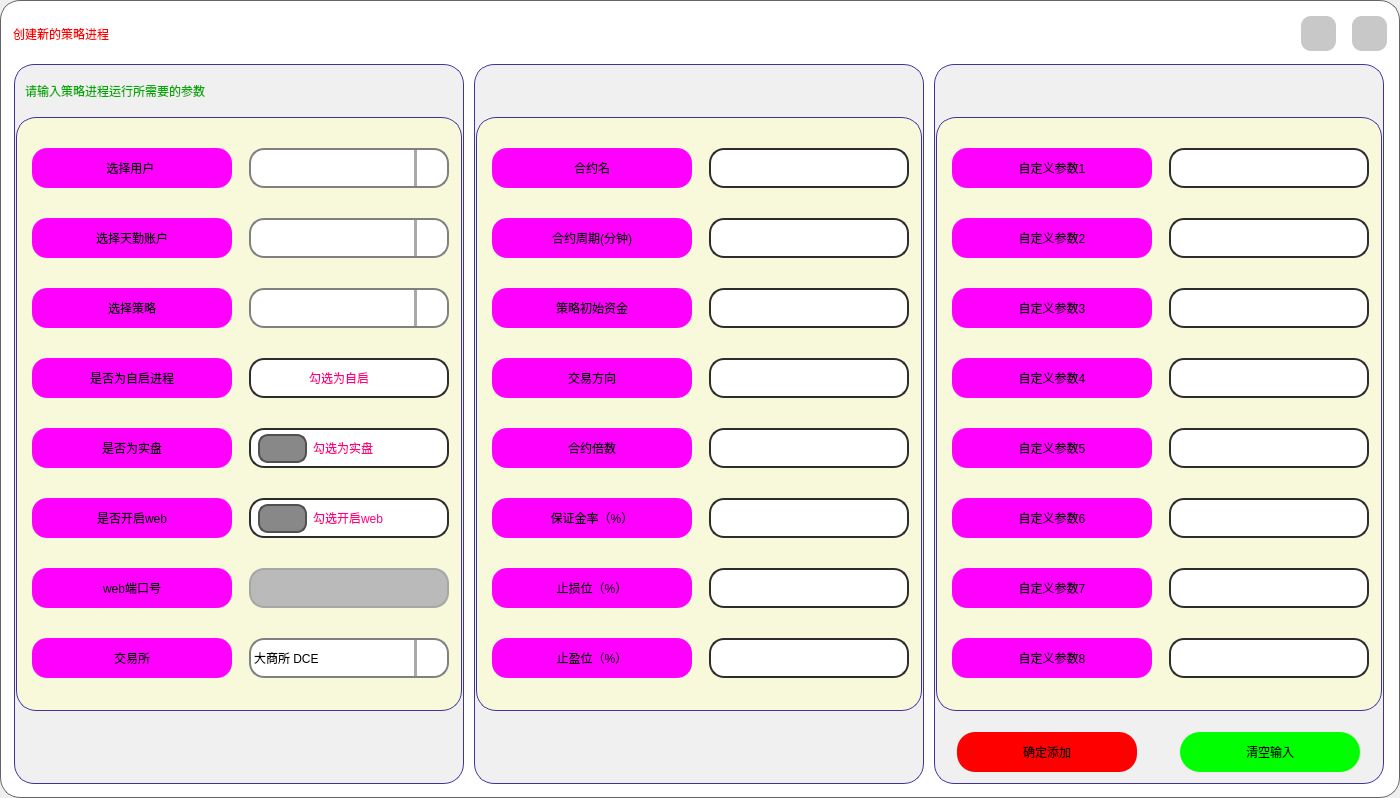
The window that UI/CreateNewProcess_light.ui (shiyindebcd/ProcessTrader) describes before a commit, drawn with Qt 5.
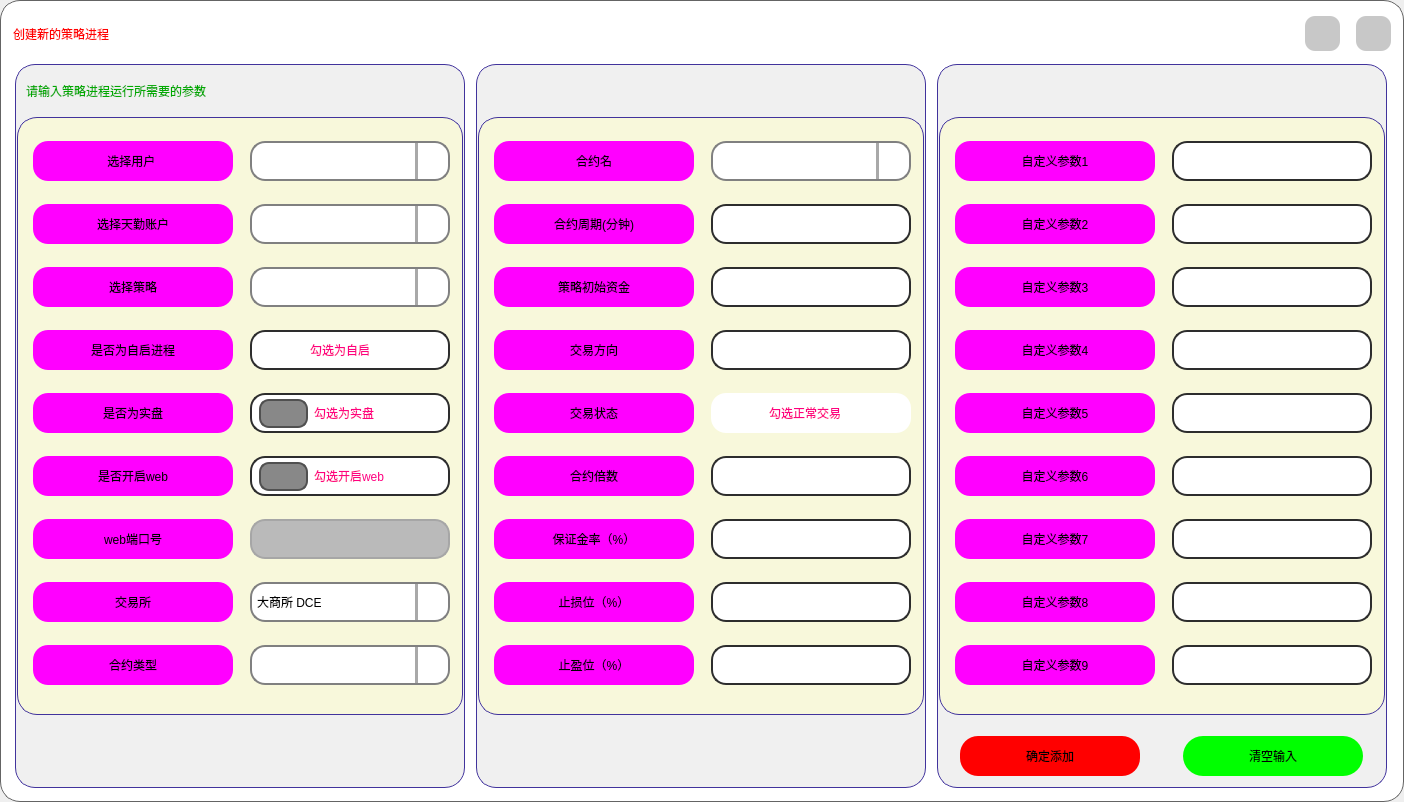
The same window after the commit. Icons and pictures are not drawn.

Patch:
```diff
--- a/UI/CreateNewProcess_light.ui
+++ b/UI/CreateNewProcess_light.ui
@@ -6,8 +6,8 @@
    <rect>
     <x>0</x>
     <y>0</y>
-    <width>1400</width>
-    <height>798</height>
+    <width>1404</width>
+    <height>802</height>
    </rect>
   </property>
   <property name="windowTitle">
@@ -823,6 +823,44 @@
                     </property>
                    </widget>
                   </item>
+                  <item>
+                   <widget class="QLabel" name="label_5">
+                    <property name="minimumSize">
+                     <size>
+                      <width>200</width>
+                      <height>40</height>
+                     </size>
+                    </property>
+                    <property name="maximumSize">
+                     <size>
+                      <width>200</width>
+                      <height>40</height>
+                     </size>
+                    </property>
+                    <property name="styleSheet">
+                     <string notr="true">QLabel {
+	font: 700 18pt &quot;等线&quot;;
+	background-color: rgb(255, 0, 255);
+	border-radius: 15px;
+}
+
+QLabel:hover{
+	border: 3px solid rgb(0, 255, 0);
+}
+QLabel:disabled{
+	color: rgb(0, 0, 0);
+	border-color: rgb(166, 166, 166);
+    background-color: rgb(186, 186, 186);
+}</string>
+                    </property>
+                    <property name="text">
+                     <string>合约类型</string>
+                    </property>
+                    <property name="alignment">
+                     <set>Qt::AlignCenter</set>
+                    </property>
+                   </widget>
+                  </item>
                  </layout>
                 </widget>
                </item>
@@ -890,7 +928,7 @@
 QComboBox {
     border: 2px solid gray;   /* 边框 */
     border-radius: 15px;   /* 圆角 */
-    padding: 1px 18px 1px 3px;   /* 字体填衬 */
+    padding: 1px 1px 1px 5px;   /* 字体填衬 */
     color: rgb(0, 0, 0);    
 	font: 700 14pt &quot;等线&quot;;    
 	background-color: rgb(255, 255, 255);
@@ -898,17 +936,29 @@
 
 /* 下拉后，整个下拉窗体样式 */
 QComboBox QAbstractItemView {
-    
-    border: 1px solid yellow;   /* 整个下拉窗体的边框 */
-    color: black;
-	border-radius: 3px;
-    background-color: rgb(225, 225, 225);   /* 整个下拉窗体的背景色 */
-    selection-background-color: lightgreen;   /* 整个下拉窗体被选中项的背景色 */
+    border: 1px solid rgb(65, 51, 156);   /* 整个下拉窗体的边框 */
+    color: rgb(0, 0, 0);
+	border-radius: 0px;
+    background-color: rgb(255, 255, 240);   /* 整个下拉窗体的背景色 */
+}
+QComboBox QAbstractItemView::item {
+	border:none;
+    height: 35px; 
+}
+QComboBox QAbstractItemView::item:hover{
+	border: none;	
+	color: rgb(255, 0, 0);
+	background-color: rgb(65, 49, 188);
+
+}
+QComboBox QAbstractItemView::item:selected{
+	color: rgb(0, 0, 0);
+	border: none;
 }
 /* 下拉箭头样式 */
  QComboBox::down-arrow {
 	image: url(:/icon/icons/双下拉箭头.svg);
-	width: 30px; /* 下拉箭头的宽度（建议与下拉框drop-down的宽度一致） */ 
+	width: 20px; /* 下拉箭头的宽度（建议与下拉框drop-down的宽度一致） */ 
 	background: rgb(255, 255, 255); /* 下拉箭头的的背景色 */ 
 	padding: 0px 0px 0px 0px; /* 上内边距、右内边距、下内边距、左内边距 */
  } 
@@ -928,11 +978,59 @@
 QComboBox:hover {
 	border: 3px solid rgb(255, 85, 0);
 }
-QComboBox:disabled{
-	color: rgb(0, 0, 0);
-	border-color: rgb(166, 166, 166);
-    background-color: rgb(186, 186, 186);
-}</string>
+
+
+
+
+
+/*右边的滑动条*/
+ QScrollBar:vertical {
+	border: none;
+    background: transparent;
+    width: 8px;
+    margin: 17px 0 17px 0;
+	border-radius: 0px;
+ }
+ QScrollBar::handle:vertical {	
+	background:rgba(249, 83, 255, 170);
+    min-height: 30px;
+	border-radius: 0px
+ }
+/*
+滑块悬浮，按下*/
+QScrollBar::handle:hover:vertical,QScrollBar::handle:pressed:vertical{
+background:rgb(150, 0, 150);
+}
+ QScrollBar::add-line:vertical {
+     border: none;
+	background-color: transparent;
+     height: 15px;
+	border-bottom-left-radius: 0px;
+    border-bottom-right-radius: 0px;
+     subcontrol-position: bottom;
+     subcontrol-origin: margin;
+ }
+ QScrollBar::sub-line:vertical {
+	border: none;
+	background-color: transparent;
+     height: 15px;
+	border-top-left-radius: 0px;
+    border-top-right-radius: 0px;
+     subcontrol-position: top;
+     subcontrol-origin: margin;
+ }
+ QScrollBar::up-arrow:vertical, QScrollBar::down-arrow:vertical {
+     background: transparent;
+ }
+
+ QScrollBar::add-page:vertical, QScrollBar::sub-page:vertical {
+     background: transparent;
+ }
+QScrollBar::add-line:vertical:pressed, QScrollBar::sub-line:vertical:pressed
+{	
+	background-color: transparent;
+}
+</string>
                     </property>
                    </widget>
                   </item>
@@ -955,7 +1053,7 @@
 QComboBox {
     border: 2px solid gray;   /* 边框 */
     border-radius: 15px;   /* 圆角 */
-    padding: 1px 18px 1px 3px;   /* 字体填衬 */
+    padding: 1px 1px 1px 5px;   /* 字体填衬 */
     color: rgb(0, 0, 0);    
 	font: 700 14pt &quot;等线&quot;;    
 	background-color: rgb(255, 255, 255);
@@ -963,17 +1061,29 @@
 
 /* 下拉后，整个下拉窗体样式 */
 QComboBox QAbstractItemView {
-    
-    border: 1px solid yellow;   /* 整个下拉窗体的边框 */
-    color: black;
-	border-radius: 3px;
-    background-color: rgb(225, 225, 225);   /* 整个下拉窗体的背景色 */
-    selection-background-color: lightgreen;   /* 整个下拉窗体被选中项的背景色 */
+    border: 1px solid rgb(65, 51, 156);   /* 整个下拉窗体的边框 */
+    color: rgb(0, 0, 0);
+	border-radius: 0px;
+    background-color: rgb(255, 255, 240);   /* 整个下拉窗体的背景色 */
+}
+QComboBox QAbstractItemView::item {
+	border:none;
+    height: 35px; 
+}
+QComboBox QAbstractItemView::item:hover{
+	border: none;	
+	color: rgb(255, 0, 0);
+	background-color: rgb(65, 49, 188);
+
+}
+QComboBox QAbstractItemView::item:selected{
+	color: rgb(0, 0, 0);
+	border: none;
 }
 /* 下拉箭头样式 */
  QComboBox::down-arrow {
 	image: url(:/icon/icons/双下拉箭头.svg);
-	width: 30px; /* 下拉箭头的宽度（建议与下拉框drop-down的宽度一致） */ 
+	width: 20px; /* 下拉箭头的宽度（建议与下拉框drop-down的宽度一致） */ 
 	background: rgb(255, 255, 255); /* 下拉箭头的的背景色 */ 
 	padding: 0px 0px 0px 0px; /* 上内边距、右内边距、下内边距、左内边距 */
  } 
@@ -993,11 +1103,59 @@
 QComboBox:hover {
 	border: 3px solid rgb(255, 85, 0);
 }
-QComboBox:disabled{
-	color: rgb(0, 0, 0);
-	border-color: rgb(166, 166, 166);
-    background-color: rgb(186, 186, 186);
-}</string>
+
+
+
+
+
+/*右边的滑动条*/
+ QScrollBar:vertical {
+	border: none;
+    background: transparent;
+    width: 8px;
+    margin: 17px 0 17px 0;
+	border-radius: 0px;
+ }
+ QScrollBar::handle:vertical {	
+	background:rgba(249, 83, 255, 170);
+    min-height: 30px;
+	border-radius: 0px
+ }
+/*
+滑块悬浮，按下*/
+QScrollBar::handle:hover:vertical,QScrollBar::handle:pressed:vertical{
+background:rgb(150, 0, 150);
+}
+ QScrollBar::add-line:vertical {
+     border: none;
+	background-color: transparent;
+     height: 15px;
+	border-bottom-left-radius: 0px;
+    border-bottom-right-radius: 0px;
+     subcontrol-position: bottom;
+     subcontrol-origin: margin;
+ }
+ QScrollBar::sub-line:vertical {
+	border: none;
+	background-color: transparent;
+     height: 15px;
+	border-top-left-radius: 0px;
+    border-top-right-radius: 0px;
+     subcontrol-position: top;
+     subcontrol-origin: margin;
+ }
+ QScrollBar::up-arrow:vertical, QScrollBar::down-arrow:vertical {
+     background: transparent;
+ }
+
+ QScrollBar::add-page:vertical, QScrollBar::sub-page:vertical {
+     background: transparent;
+ }
+QScrollBar::add-line:vertical:pressed, QScrollBar::sub-line:vertical:pressed
+{	
+	background-color: transparent;
+}
+</string>
                     </property>
                    </widget>
                   </item>
@@ -1020,7 +1178,7 @@
 QComboBox {
     border: 2px solid gray;   /* 边框 */
     border-radius: 15px;   /* 圆角 */
-    padding: 1px 18px 1px 3px;   /* 字体填衬 */
+    padding: 1px 1px 1px 5px;   /* 字体填衬 */
     color: rgb(0, 0, 0);    
 	font: 700 14pt &quot;等线&quot;;    
 	background-color: rgb(255, 255, 255);
@@ -1028,17 +1186,29 @@
 
 /* 下拉后，整个下拉窗体样式 */
 QComboBox QAbstractItemView {
-    
-    border: 1px solid yellow;   /* 整个下拉窗体的边框 */
-    color: black;
-	border-radius: 3px;
-    background-color: rgb(225, 225, 225);   /* 整个下拉窗体的背景色 */
-    selection-background-color: lightgreen;   /* 整个下拉窗体被选中项的背景色 */
+    border: 1px solid rgb(65, 51, 156);   /* 整个下拉窗体的边框 */
+    color: rgb(0, 0, 0);
+	border-radius: 0px;
+    background-color: rgb(255, 255, 240);   /* 整个下拉窗体的背景色 */
+}
+QComboBox QAbstractItemView::item {
+	border:none;
+    height: 35px; 
+}
+QComboBox QAbstractItemView::item:hover{
+	border: none;	
+	color: rgb(255, 0, 0);
+	background-color: rgb(65, 49, 188);
+
+}
+QComboBox QAbstractItemView::item:selected{
+	color: rgb(0, 0, 0);
+	border: none;
 }
 /* 下拉箭头样式 */
  QComboBox::down-arrow {
 	image: url(:/icon/icons/双下拉箭头.svg);
-	width: 30px; /* 下拉箭头的宽度（建议与下拉框drop-down的宽度一致） */ 
+	width: 20px; /* 下拉箭头的宽度（建议与下拉框drop-down的宽度一致） */ 
 	background: rgb(255, 255, 255); /* 下拉箭头的的背景色 */ 
 	padding: 0px 0px 0px 0px; /* 上内边距、右内边距、下内边距、左内边距 */
  } 
@@ -1058,11 +1228,59 @@
 QComboBox:hover {
 	border: 3px solid rgb(255, 85, 0);
 }
-QComboBox:disabled{
-	color: rgb(0, 0, 0);
-	border-color: rgb(166, 166, 166);
-    background-color: rgb(186, 186, 186);
-}</string>
+
+
+
+
+
+/*右边的滑动条*/
+ QScrollBar:vertical {
+	border: none;
+    background: transparent;
+    width: 8px;
+    margin: 17px 0 17px 0;
+	border-radius: 0px;
+ }
+ QScrollBar::handle:vertical {	
+	background:rgba(249, 83, 255, 170);
+    min-height: 30px;
+	border-radius: 0px
+ }
+/*
+滑块悬浮，按下*/
+QScrollBar::handle:hover:vertical,QScrollBar::handle:pressed:vertical{
+background:rgb(150, 0, 150);
+}
+ QScrollBar::add-line:vertical {
+     border: none;
+	background-color: transparent;
+     height: 15px;
+	border-bottom-left-radius: 0px;
+    border-bottom-right-radius: 0px;
+     subcontrol-position: bottom;
+     subcontrol-origin: margin;
+ }
+ QScrollBar::sub-line:vertical {
+	border: none;
+	background-color: transparent;
+     height: 15px;
+	border-top-left-radius: 0px;
+    border-top-right-radius: 0px;
+     subcontrol-position: top;
+     subcontrol-origin: margin;
+ }
+ QScrollBar::up-arrow:vertical, QScrollBar::down-arrow:vertical {
+     background: transparent;
+ }
+
+ QScrollBar::add-page:vertical, QScrollBar::sub-page:vertical {
+     background: transparent;
+ }
+QScrollBar::add-line:vertical:pressed, QScrollBar::sub-line:vertical:pressed
+{	
+	background-color: transparent;
+}
+</string>
                     </property>
                    </widget>
                   </item>
@@ -1288,7 +1506,7 @@
 QComboBox {
     border: 2px solid gray;   /* 边框 */
     border-radius: 15px;   /* 圆角 */
-    padding: 1px 18px 1px 3px;   /* 字体填衬 */
+    padding: 1px 1px 1px 5px;   /* 字体填衬 */
     color: rgb(0, 0, 0);    
 	font: 700 14pt &quot;等线&quot;;    
 	background-color: rgb(255, 255, 255);
@@ -1296,17 +1514,29 @@
 
 /* 下拉后，整个下拉窗体样式 */
 QComboBox QAbstractItemView {
-    
-    border: 1px solid yellow;   /* 整个下拉窗体的边框 */
-    color: black;
-	border-radius: 3px;
-    background-color: rgb(225, 225, 225);   /* 整个下拉窗体的背景色 */
-    selection-background-color: lightgreen;   /* 整个下拉窗体被选中项的背景色 */
+    border: 1px solid rgb(65, 51, 156);   /* 整个下拉窗体的边框 */
+    color: rgb(0, 0, 0);
+	border-radius: 0px;
+    background-color: rgb(255, 255, 240);   /* 整个下拉窗体的背景色 */
+}
+QComboBox QAbstractItemView::item {
+	border:none;
+    height: 35px; 
+}
+QComboBox QAbstractItemView::item:hover{
+	border: none;	
+	color: rgb(255, 0, 0);
+	background-color: rgb(65, 49, 188);
+
+}
+QComboBox QAbstractItemView::item:selected{
+	color: rgb(0, 0, 0);
+	border: none;
 }
 /* 下拉箭头样式 */
  QComboBox::down-arrow {
 	image: url(:/icon/icons/双下拉箭头.svg);
-	width: 30px; /* 下拉箭头的宽度（建议与下拉框drop-down的宽度一致） */ 
+	width: 20px; /* 下拉箭头的宽度（建议与下拉框drop-down的宽度一致） */ 
 	background: rgb(255, 255, 255); /* 下拉箭头的的背景色 */ 
 	padding: 0px 0px 0px 0px; /* 上内边距、右内边距、下内边距、左内边距 */
  } 
@@ -1326,11 +1556,59 @@
 QComboBox:hover {
 	border: 3px solid rgb(255, 85, 0);
 }
-QComboBox:disabled{
-	color: rgb(0, 0, 0);
-	border-color: rgb(166, 166, 166);
-    background-color: rgb(186, 186, 186);
-}</string>
+
+
+
+
+
+/*右边的滑动条*/
+ QScrollBar:vertical {
+	border: none;
+    background: transparent;
+    width: 8px;
+    margin: 17px 0 17px 0;
+	border-radius: 0px;
+ }
+ QScrollBar::handle:vertical {	
+	background:rgba(249, 83, 255, 170);
+    min-height: 30px;
+	border-radius: 0px
+ }
+/*
+滑块悬浮，按下*/
+QScrollBar::handle:hover:vertical,QScrollBar::handle:pressed:vertical{
+background:rgb(150, 0, 150);
+}
+ QScrollBar::add-line:vertical {
+     border: none;
+	background-color: transparent;
+     height: 15px;
+	border-bottom-left-radius: 0px;
+    border-bottom-right-radius: 0px;
+     subcontrol-position: bottom;
+     subcontrol-origin: margin;
+ }
+ QScrollBar::sub-line:vertical {
+	border: none;
+	background-color: transparent;
+     height: 15px;
+	border-top-left-radius: 0px;
+    border-top-right-radius: 0px;
+     subcontrol-position: top;
+     subcontrol-origin: margin;
+ }
+ QScrollBar::up-arrow:vertical, QScrollBar::down-arrow:vertical {
+     background: transparent;
+ }
+
+ QScrollBar::add-page:vertical, QScrollBar::sub-page:vertical {
+     background: transparent;
+ }
+QScrollBar::add-line:vertical:pressed, QScrollBar::sub-line:vertical:pressed
+{	
+	background-color: transparent;
+}
+</string>
                     </property>
                     <property name="frame">
                      <bool>true</bool>
@@ -1365,6 +1643,159 @@
                     </item>
                    </widget>
                   </item>
+                  <item>
+                   <widget class="QComboBox" name="comboBox_contract_type">
+                    <property name="minimumSize">
+                     <size>
+                      <width>200</width>
+                      <height>40</height>
+                     </size>
+                    </property>
+                    <property name="maximumSize">
+                     <size>
+                      <width>200</width>
+                      <height>40</height>
+                     </size>
+                    </property>
+                    <property name="styleSheet">
+                     <string notr="true">/* 未下拉时，QComboBox的样式 */
+QComboBox {
+    border: 2px solid gray;   /* 边框 */
+    border-radius: 15px;   /* 圆角 */
+    padding: 1px 1px 1px 5px;   /* 字体填衬 */
+    color: rgb(0, 0, 0);    
+	font: 700 14pt &quot;等线&quot;;    
+	background-color: rgb(255, 255, 255);
+}
+
+/* 下拉后，整个下拉窗体样式 */
+QComboBox QAbstractItemView {
+    border: 1px solid rgb(65, 51, 156);   /* 整个下拉窗体的边框 */
+    color: rgb(0, 0, 0);
+	border-radius: 0px;
+    background-color: rgb(255, 255, 240);   /* 整个下拉窗体的背景色 */
+}
+QComboBox QAbstractItemView::item {
+	border:none;
+    height: 35px; 
+}
+QComboBox QAbstractItemView::item:hover{
+	border: none;	
+	color: rgb(255, 0, 0);
+	background-color: rgb(65, 49, 188);
+
+}
+QComboBox QAbstractItemView::item:selected{
+	color: rgb(0, 0, 0);
+	border: none;
+}
+/* 下拉箭头样式 */
+ QComboBox::down-arrow {
+	image: url(:/icon/icons/双下拉箭头.svg);
+	width: 20px; /* 下拉箭头的宽度（建议与下拉框drop-down的宽度一致） */ 
+	background: rgb(255, 255, 255); /* 下拉箭头的的背景色 */ 
+	padding: 0px 0px 0px 0px; /* 上内边距、右内边距、下内边距、左内边距 */
+ } 
+
+/* 下拉框样式 */
+QComboBox::drop-down {
+   /* subcontrol-origin: padding;   /* 子控件在父元素中的原点矩形。如果未指定此属性，则默认为padding。 */
+   /* subcontrol-position: top right;   /* 下拉框的位置（右上） */
+    width: 30px;   /* 下拉框的宽度 */
+
+    border-left-width: 3px;   /* 下拉框的左边界线宽度 */
+    border-left-color: darkgray;   /* 下拉框的左边界线颜色 */
+    border-left-style: solid;   /* 下拉框的左边界线为实线 */
+    border-top-right-radius: 10px;   /* 下拉框的右上边界线的圆角半径（应和整个QComboBox右上边界线的圆角半径一致） */
+    border-bottom-right-radius: 10px;   /* 同上 */
+}
+QComboBox:hover {
+	border: 3px solid rgb(255, 85, 0);
+}
+
+
+
+
+
+/*右边的滑动条*/
+ QScrollBar:vertical {
+	border: none;
+    background: transparent;
+    width: 8px;
+    margin: 17px 0 17px 0;
+	border-radius: 0px;
+ }
+ QScrollBar::handle:vertical {	
+	background:rgba(249, 83, 255, 170);
+    min-height: 30px;
+	border-radius: 0px
+ }
+/*
+滑块悬浮，按下*/
+QScrollBar::handle:hover:vertical,QScrollBar::handle:pressed:vertical{
+background:rgb(150, 0, 150);
+}
+ QScrollBar::add-line:vertical {
+     border: none;
+	background-color: transparent;
+     height: 15px;
+	border-bottom-left-radius: 0px;
+    border-bottom-right-radius: 0px;
+     subcontrol-position: bottom;
+     subcontrol-origin: margin;
+ }
+ QScrollBar::sub-line:vertical {
+	border: none;
+	background-color: transparent;
+     height: 15px;
+	border-top-left-radius: 0px;
+    border-top-right-radius: 0px;
+     subcontrol-position: top;
+     subcontrol-origin: margin;
+ }
+ QScrollBar::up-arrow:vertical, QScrollBar::down-arrow:vertical {
+     background: transparent;
+ }
+
+ QScrollBar::add-page:vertical, QScrollBar::sub-page:vertical {
+     background: transparent;
+ }
+QScrollBar::add-line:vertical:pressed, QScrollBar::sub-line:vertical:pressed
+{	
+	background-color: transparent;
+}
+</string>
+                    </property>
+                    <property name="currentIndex">
+                     <number>-1</number>
+                    </property>
+                    <item>
+                     <property name="text">
+                      <string>主力合约 Main</string>
+                     </property>
+                    </item>
+                    <item>
+                     <property name="text">
+                      <string>所有合约 Future</string>
+                     </property>
+                    </item>
+                    <item>
+                     <property name="text">
+                      <string>主力连续 Cont</string>
+                     </property>
+                    </item>
+                    <item>
+                     <property name="text">
+                      <string>合约指数 Index</string>
+                     </property>
+                    </item>
+                    <item>
+                     <property name="text">
+                      <string>期权合约 Option</string>
+                     </property>
+                    </item>
+                   </widget>
+                  </item>
                  </layout>
                 </widget>
                </item>
@@ -1719,6 +2150,44 @@
                     </property>
                    </widget>
                   </item>
+                  <item>
+                   <widget class="QLabel" name="label_trading_status">
+                    <property name="minimumSize">
+                     <size>
+                      <width>200</width>
+                      <height>40</height>
+                     </size>
+                    </property>
+                    <property name="maximumSize">
+                     <size>
+                      <width>200</width>
+                      <height>40</height>
+                     </size>
+                    </property>
+                    <property name="styleSheet">
+                     <string notr="true">QLabel {
+	font: 700 18pt &quot;等线&quot;;
+	background-color: rgb(255, 0, 255);
+	border-radius: 15px;
+}
+
+QLabel:hover{
+	border: 3px solid rgb(0, 255, 0);
+}
+QLabel:disabled{
+	color: rgb(0, 0, 0);
+	border-color: rgb(166, 166, 166);
+    background-color: rgb(186, 186, 186);
+}</string>
+                    </property>
+                    <property name="text">
+                     <string>交易状态</string>
+                    </property>
+                    <property name="alignment">
+                     <set>Qt::AlignCenter</set>
+                    </property>
+                   </widget>
+                  </item>
                   <item>
                    <widget class="QLabel" name="label_contract_multiples">
                     <property name="minimumSize">
@@ -1932,7 +2401,7 @@
                    <number>0</number>
                   </property>
                   <item>
-                   <widget class="QLineEdit" name="symbol">
+                   <widget class="QComboBox" name="comboBox_symbol">
                     <property name="minimumSize">
                      <size>
                       <width>200</width>
@@ -1946,26 +2415,120 @@
                      </size>
                     </property>
                     <property name="styleSheet">
-                     <string notr="true">QLineEdit {
-	border: 2px solid rgb(45, 45, 45);
-	border-radius: 15px;
-	padding: 5px;
-	background-color: rgb(255, 255, 255);	
-	color: rgb(0, 0, 0);
-	font: 700 18pt &quot;等线&quot;;
+                     <string notr="true">/* 未下拉时，QComboBox的样式 */
+QComboBox {
+    border: 2px solid gray;   /* 边框 */
+    border-radius: 15px;   /* 圆角 */
+    padding: 1px 1px 1px 5px;   /* 字体填衬 */
+    color: rgb(0, 0, 0);    
+	font: 700 14pt &quot;等线&quot;;    
+	background-color: rgb(255, 255, 255);
 }
-QLineEdit:hover {
-	border: 3px solid rgb(255, 85, 0);
+
+/* 下拉后，整个下拉窗体样式 */
+QComboBox QAbstractItemView {
+    border: 1px solid rgb(65, 51, 156);   /* 整个下拉窗体的边框 */
+    color: rgb(0, 0, 0);
+	border-radius: 0px;
+    background-color: rgb(255, 255, 240);   /* 整个下拉窗体的背景色 */
 }
-QLineEdit:focus {
-	border: 3px solid rgb(255, 85, 0);
+QComboBox QAbstractItemView::item {
+	border:none;
+    height: 35px; 
+}
+QComboBox QAbstractItemView::item:hover{
+	border: none;	
 	color: rgb(255, 0, 0);
 }
-QLineEdit:disabled{
+QComboBox QAbstractItemView::item:selected{
+	border: none;
 	color: rgb(0, 0, 0);
-	border-color: rgb(166, 166, 166);
-    background-color: rgb(186, 186, 186);
-}</string>
+}
+/* 下拉箭头样式 */
+ QComboBox::down-arrow {
+	image: url(:/icon/icons/双下拉箭头.svg);
+	width: 20px; /* 下拉箭头的宽度（建议与下拉框drop-down的宽度一致） */ 
+	background: rgb(255, 255, 255); /* 下拉箭头的的背景色 */ 
+	padding: 0px 0px 0px 0px; /* 上内边距、右内边距、下内边距、左内边距 */
+ } 
+
+/* 下拉框样式 */
+QComboBox::drop-down {
+   /* subcontrol-origin: padding;   /* 子控件在父元素中的原点矩形。如果未指定此属性，则默认为padding。 */
+   /* subcontrol-position: top right;   /* 下拉框的位置（右上） */
+    width: 30px;   /* 下拉框的宽度 */
+
+    border-left-width: 3px;   /* 下拉框的左边界线宽度 */
+    border-left-color: darkgray;   /* 下拉框的左边界线颜色 */
+    border-left-style: solid;   /* 下拉框的左边界线为实线 */
+    border-top-right-radius: 10px;   /* 下拉框的右上边界线的圆角半径（应和整个QComboBox右上边界线的圆角半径一致） */
+    border-bottom-right-radius: 10px;   /* 同上 */
+}
+QComboBox:hover {
+	border: 3px solid rgb(255, 85, 0);
+}
+
+
+
+
+
+/*右边的滑动条*/
+ QScrollBar:vertical {
+	border: none;
+    background: transparent;
+    width: 8px;
+    margin: 17px 0 17px 0;
+	border-radius: 0px;
+ }
+ QScrollBar::handle:vertical {	
+	background:rgba(249, 83, 255, 170);
+    min-height: 30px;
+	border-radius: 0px
+ }
+/*
+滑块悬浮，按下*/
+QScrollBar::handle:hover:vertical,QScrollBar::handle:pressed:vertical{
+background:rgb(150, 0, 150);
+}
+ QScrollBar::add-line:vertical {
+     border: none;
+	background-color: transparent;
+     height: 15px;
+	border-bottom-left-radius: 0px;
+    border-bottom-right-radius: 0px;
+     subcontrol-position: bottom;
+     subcontrol-origin: margin;
+ }
+ QScrollBar::sub-line:vertical {
+	border: none;
+	background-color: transparent;
+     height: 15px;
+	border-top-left-radius: 0px;
+    border-top-right-radius: 0px;
+     subcontrol-position: top;
+     subcontrol-origin: margin;
+ }
+ QScrollBar::up-arrow:vertical, QScrollBar::down-arrow:vertical {
+     background: transparent;
+ }
+
+ QScrollBar::add-page:vertical, QScrollBar::sub-page:vertical {
+     background: transparent;
+ }
+QScrollBar::add-line:vertical:pressed, QScrollBar::sub-line:vertical:pressed
+{	
+	background-color: transparent;
+}
+</string>
+                    </property>
+                    <property name="editable">
+                     <bool>true</bool>
+                    </property>
+                    <property name="currentIndex">
+                     <number>-1</number>
+                    </property>
+                    <property name="maxVisibleItems">
+                     <number>20</number>
                     </property>
                    </widget>
                   </item>
@@ -2083,6 +2646,60 @@
                     </property>
                    </widget>
                   </item>
+                  <item>
+                   <widget class="QCheckBox" name="checkBox_trading_status">
+                    <property name="minimumSize">
+                     <size>
+                      <width>200</width>
+                      <height>40</height>
+                     </size>
+                    </property>
+                    <property name="maximumSize">
+                     <size>
+                      <width>200</width>
+                      <height>40</height>
+                     </size>
+                    </property>
+                    <property name="styleSheet">
+                     <string notr="true">QCheckBox{	
+	color: rgb(255, 0, 127);
+	background-color: rgb(255, 255, 255);
+	font: 700 14pt &quot;等线&quot;;
+	border-radius: 15px;
+	padding:3px 3px 3px 7px;
+}
+QCheckBox:hover {
+	border: 3px solid rgb(255, 85, 0);
+}
+QCheckBox::indicator {
+    width: 45px;
+    height: 25px;
+    border-radius:10px;
+}
+ 
+QCheckBox::indicator:checked {
+    background-color:rgb(0, 200, 0);
+    border: 3px solid rgb(255, 0, 0);
+	image: url(:/icon/icons/勾选.svg);
+ }
+QCheckBox::indicator:unchecked {
+    background-color:rgb(136, 136, 136);
+    border:2px solid rgb(80, 80, 80);
+}
+QCheckBox:disabled{
+	color: rgb(0, 0, 0);
+	border-color: rgb(166, 166, 166);
+    background-color: rgb(186, 186, 186);
+}</string>
+                    </property>
+                    <property name="text">
+                     <string>勾选正常交易</string>
+                    </property>
+                    <property name="checked">
+                     <bool>true</bool>
+                    </property>
+                   </widget>
+                  </item>
                   <item>
                    <widget class="QLineEdit" name="contract_multiples">
                     <property name="minimumSize">
@@ -2777,6 +3394,44 @@
                     </property>
                    </widget>
                   </item>
+                  <item>
+                   <widget class="QLabel" name="label_Customized_parameters9">
+                    <property name="minimumSize">
+                     <size>
+                      <width>200</width>
+                      <height>40</height>
+                     </size>
+                    </property>
+                    <property name="maximumSize">
+                     <size>
+                      <width>200</width>
+                      <height>40</height>
+                     </size>
+                    </property>
+                    <property name="styleSheet">
+                     <string notr="true">QLabel {
+	font: 700 18pt &quot;等线&quot;;
+	background-color: rgb(255, 0, 255);
+	border-radius: 15px;
+}
+
+QLabel:hover{
+	border: 3px solid rgb(0, 255, 0);
+}
+QLabel:disabled{
+	color: rgb(0, 0, 0);
+	border-color: rgb(166, 166, 166);
+    background-color: rgb(186, 186, 186);
+}</string>
+                    </property>
+                    <property name="text">
+                     <string>自定义参数9</string>
+                    </property>
+                    <property name="alignment">
+                     <set>Qt::AlignCenter</set>
+                    </property>
+                   </widget>
+                  </item>
                  </layout>
                 </widget>
                </item>
@@ -3135,6 +3790,44 @@
                     </property>
                    </widget>
                   </item>
+                  <item>
+                   <widget class="QLineEdit" name="Customized_parameters9">
+                    <property name="minimumSize">
+                     <size>
+                      <width>200</width>
+                      <height>40</height>
+                     </size>
+                    </property>
+                    <property name="maximumSize">
+                     <size>
+                      <width>200</width>
+                      <height>40</height>
+                     </size>
+                    </property>
+                    <property name="styleSheet">
+                     <string notr="true">QLineEdit {
+	border: 2px solid rgb(45, 45, 45);
+	border-radius: 15px;
+	padding: 5px;
+	background-color: rgb(255, 255, 255);	
+	color: rgb(0, 0, 0);
+	font: 700 18pt &quot;等线&quot;;
+}
+QLineEdit:hover {
+	border: 3px solid rgb(255, 85, 0);
+}
+QLineEdit:focus {
+	border: 3px solid rgb(255, 85, 0);
+	color: rgb(255, 0, 0);
+}
+QLineEdit:disabled{
+	color: rgb(0, 0, 0);
+	border-color: rgb(166, 166, 166);
+    background-color: rgb(186, 186, 186);
+}</string>
+                    </property>
+                   </widget>
+                  </item>
                  </layout>
                 </widget>
                </item>
```
Left out of the diff: 9 changed lines with no effect on the pictures.
